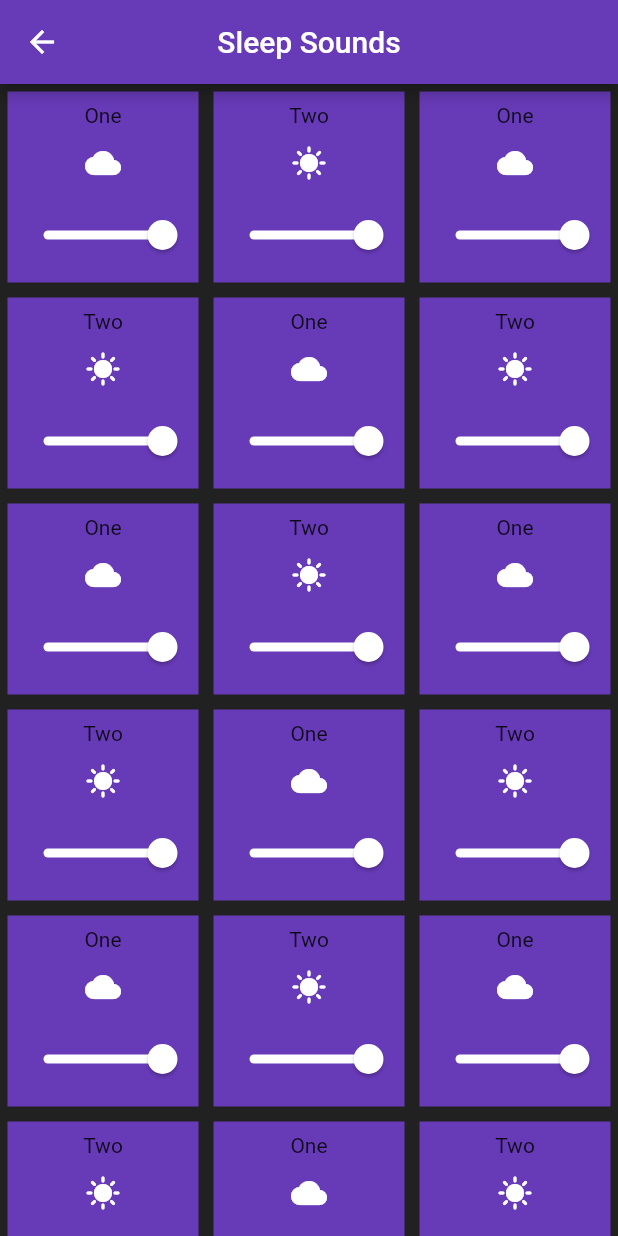
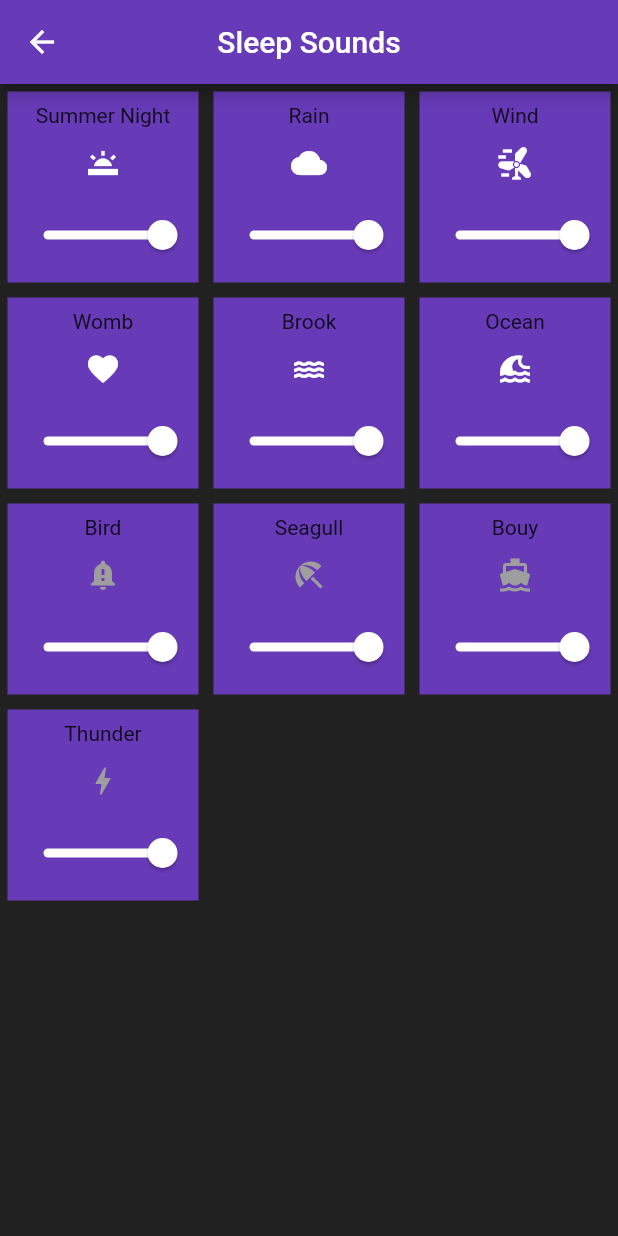
Before and after one commit to Snail51/SweetDreams, a Flutter app: the screen it shows after launch, after a tap on "Sleep Sounds", on a phone screen of 412 x 824 dp. Run offline on Flutter 3.47's test engine with Material 2 defaults, Android fonts, the phone set to English and light mode, and no system bars; our stand-ins replace audioplayers, flutter_rating_bar; missing offline and left inert: time_range_picker.

Commit message:
Production-quality sleep sounds
Replaced test audio files with proper sleep sounds. Audio files were collected from a white noise maker I personally own from the 90s. Model number and manufactuer is baked into each files's metadata.

```diff
--- a/lib/dreams/views/sounds_page.dart
+++ b/lib/dreams/views/sounds_page.dart
@@ -39,30 +39,17 @@ class _SoundsPageState extends State<SoundsPage> {
 
   @override
   void initState() {
-    players.add(WidgetAudioPlayer("One", "test_one.mp3", Icon(Icons.cloud, color: Colors.white)));
-    players.add(WidgetAudioPlayer("Two", "test_two.mp3", Icon(Icons.sunny, color: Colors.white)));
-    players.add(WidgetAudioPlayer("One", "test_one.mp3", Icon(Icons.cloud, color: Colors.white)));
-    players.add(WidgetAudioPlayer("Two", "test_two.mp3", Icon(Icons.sunny, color: Colors.white)));
-    players.add(WidgetAudioPlayer("One", "test_one.mp3", Icon(Icons.cloud, color: Colors.white)));
-    players.add(WidgetAudioPlayer("Two", "test_two.mp3", Icon(Icons.sunny, color: Colors.white)));
-    players.add(WidgetAudioPlayer("One", "test_one.mp3", Icon(Icons.cloud, color: Colors.white)));
-    players.add(WidgetAudioPlayer("Two", "test_two.mp3", Icon(Icons.sunny, color: Colors.white)));
-    players.add(WidgetAudioPlayer("One", "test_one.mp3", Icon(Icons.cloud, color: Colors.white)));
-    players.add(WidgetAudioPlayer("Two", "test_two.mp3", Icon(Icons.sunny, color: Colors.white)));
-    players.add(WidgetAudioPlayer("One", "test_one.mp3", Icon(Icons.cloud, color: Colors.white)));
-    players.add(WidgetAudioPlayer("Two", "test_two.mp3", Icon(Icons.sunny, color: Colors.white)));
-    players.add(WidgetAudioPlayer("One", "test_one.mp3", Icon(Icons.cloud, color: Colors.white)));
-    players.add(WidgetAudioPlayer("Two", "test_two.mp3", Icon(Icons.sunny, color: Colors.white)));
-    players.add(WidgetAudioPlayer("One", "test_one.mp3", Icon(Icons.cloud, color: Colors.white)));
-    players.add(WidgetAudioPlayer("Two", "test_two.mp3", Icon(Icons.sunny, color: Colors.white)));
-    players.add(WidgetAudioPlayer("One", "test_one.mp3", Icon(Icons.cloud, color: Colors.white)));
-    players.add(WidgetAudioPlayer("Two", "test_two.mp3", Icon(Icons.sunny, color: Colors.white)));
-    players.add(WidgetAudioPlayer("One", "test_one.mp3", Icon(Icons.cloud, color: Colors.white)));
-    players.add(WidgetAudioPlayer("Two", "test_two.mp3", Icon(Icons.sunny, color: Colors.white)));
-    players.add(WidgetAudioPlayer("One", "test_one.mp3", Icon(Icons.cloud, color: Colors.white)));
-    players.add(WidgetAudioPlayer("Two", "test_two.mp3", Icon(Icons.sunny, color: Colors.white)));
-    players.add(WidgetAudioPlayer("One", "test_one.mp3", Icon(Icons.cloud, color: Colors.white)));
-    players.add(WidgetAudioPlayer("Two", "test_two.mp3", Icon(Icons.sunny, color: Colors.white)));
+    players.add(WidgetAudioPlayer("Summer Night", "Summer_Night.mp3", Icon(Icons.wb_twighlight, color: Colors.white)));
+    players.add(WidgetAudioPlayer("Rain", "Rain.mp3", Icon(Icons.wb_cloudy, color: Colors.white)));
+    players.add(WidgetAudioPlayer("Wind", "Wind.mp3", Icon(Icons.wind_power, color: Colors.white)));
+    players.add(WidgetAudioPlayer("Womb", "Womb.mp3", Icon(Icons.favorite, color: Colors.white)));
+    players.add(WidgetAudioPlayer("Brook", "Brook.mp3", Icon(Icons.water, color: Colors.white)));
+    players.add(WidgetAudioPlayer("Ocean", "Ocean.mp3", Icon(Icons.tsunami, color: Colors.white)));
+    players.add(WidgetAudioPlayer("Bird", "Bird.mp3", Icon(Icons.notification_important, color: Colors.grey)));
+    players.add(WidgetAudioPlayer("Seagull", "Seagull.mp3", Icon(Icons.beach_access, color: Colors.grey)));
+    players.add(WidgetAudioPlayer("Bouy", "Bouy.mp3", Icon(Icons.directions_boat, color: Colors.grey)));
+    players.add(WidgetAudioPlayer("Thunder", "Thunder.mp3", Icon(Icons.bolt, color: Colors.grey)));
+
     update();
     super.initState();
   }
```
Also changed, not shown: 12 other files.
